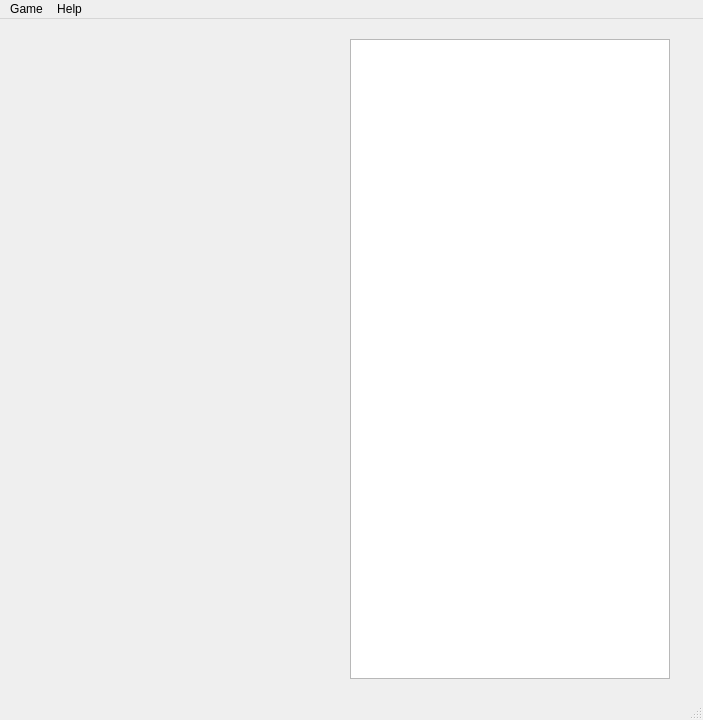
Above: tetris/mainwindow.ui from kaluga456/TetrisQt before the change. Below: the same form after it.
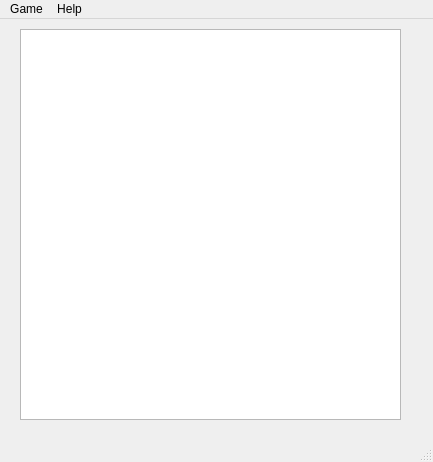
That is the form after the change.

The edit to the form file:
```diff
--- a/tetris/mainwindow.ui
+++ b/tetris/mainwindow.ui
@@ -6,21 +6,39 @@
    <rect>
     <x>0</x>
     <y>0</y>
-    <width>703</width>
-    <height>720</height>
+    <width>433</width>
+    <height>462</height>
    </rect>
   </property>
+  <property name="sizePolicy">
+   <sizepolicy hsizetype="Fixed" vsizetype="Fixed">
+    <horstretch>0</horstretch>
+    <verstretch>0</verstretch>
+   </sizepolicy>
+  </property>
   <property name="windowTitle">
    <string>MainWindow</string>
   </property>
   <widget class="QWidget" name="centralwidget">
+   <property name="minimumSize">
+    <size>
+     <width>0</width>
+     <height>0</height>
+    </size>
+   </property>
+   <property name="maximumSize">
+    <size>
+     <width>685</width>
+     <height>16777215</height>
+    </size>
+   </property>
    <widget class="QGraphicsView" name="GameFieldView">
     <property name="geometry">
      <rect>
-      <x>350</x>
-      <y>20</y>
-      <width>320</width>
-      <height>640</height>
+      <x>20</x>
+      <y>10</y>
+      <width>381</width>
+      <height>391</height>
      </rect>
     </property>
     <property name="sizePolicy">
@@ -29,12 +47,6 @@
       <verstretch>0</verstretch>
      </sizepolicy>
     </property>
-    <property name="maximumSize">
-     <size>
-      <width>336</width>
-      <height>772</height>
-     </size>
-    </property>
    </widget>
   </widget>
   <widget class="QMenuBar" name="menubar">
@@ -42,7 +54,7 @@
     <rect>
      <x>0</x>
      <y>0</y>
-     <width>703</width>
+     <width>433</width>
      <height>25</height>
     </rect>
    </property>
```
